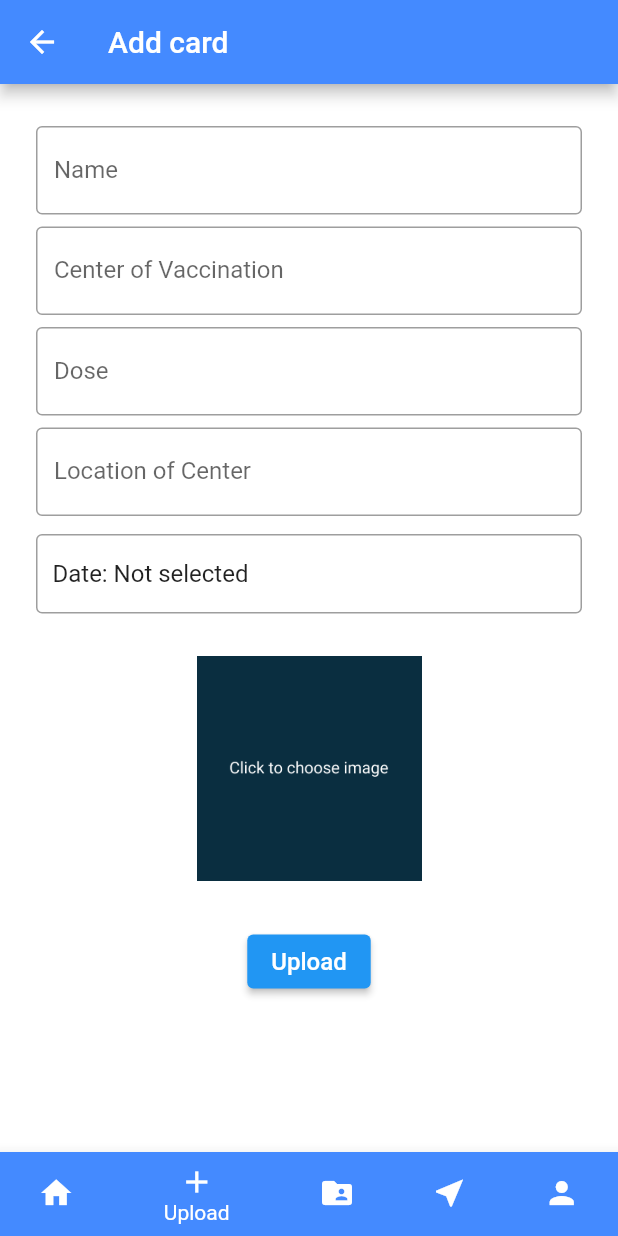
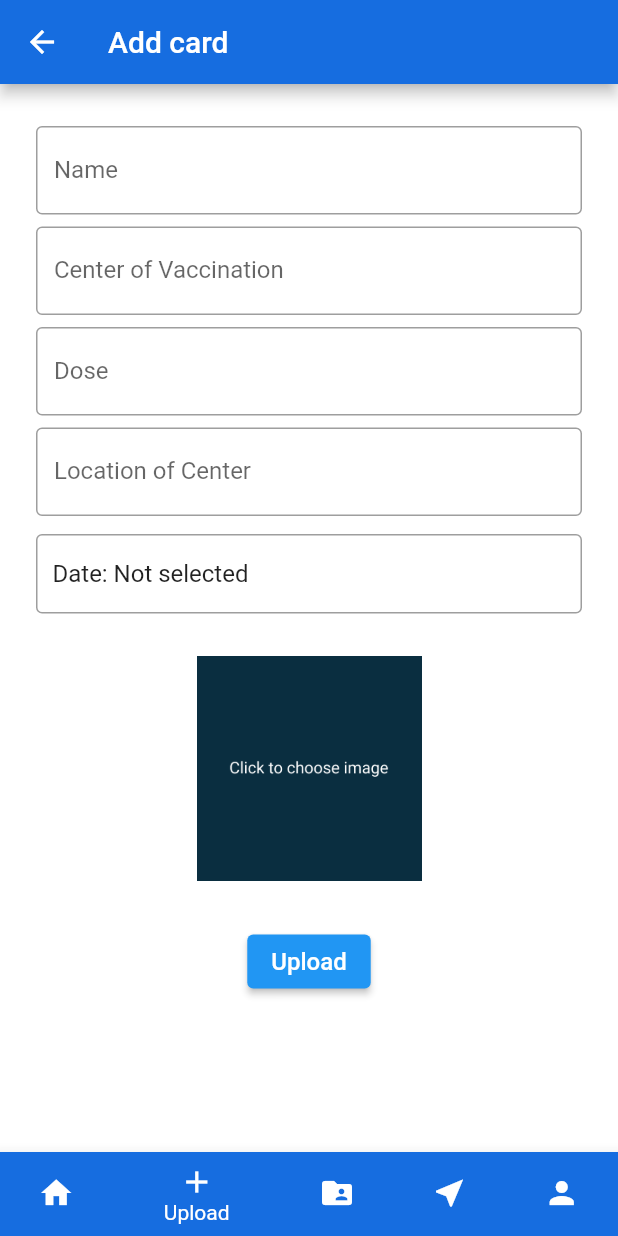
Before and after one commit to CovidVaccineCard/smart-vaxx-card-client, a Flutter app: the MainScreen screen opened directly, item 2 of the bottom bar chosen, on a phone screen of 412 x 824 dp. Run offline on Flutter 3.47's test engine with Material 2 defaults, Android fonts, the phone set to English and light mode, and no system bars; our stand-ins replace cloud_firestore, firebase_auth, firebase_core, firebase_storage, flutter_typeahead, image_cropper and 5 more; missing offline and left inert: cloud_firestore_web, firebase_auth_web, firebase_core_web, firebase_storage_web, flutter_keyboard_visibility_web, image_picker_for_web; accounts and stored records are empty; network calls fail.

Commit message:
status bar color

```diff
--- a/lib/screens/account/main.dart
+++ b/lib/screens/account/main.dart
@@ -27,8 +27,8 @@ class AccountScreen extends StatelessWidget {
   Widget build(BuildContext context) {
     return Scaffold(
       appBar: AppBar(
+        brightness: Brightness.dark,
         title: Text("Account"),
-        backgroundColor: Colors.blueAccent,
       ),
       body: getListView(context),
     );
--- a/lib/screens/home/main.dart
+++ b/lib/screens/home/main.dart
@@ -23,7 +23,7 @@ class _HomeScreenState extends State<HomeScreen> {
 
     return Scaffold(
       appBar: AppBar(
-        backgroundColor: kPrimaryColor,
+        brightness: Brightness.dark,
         elevation: 0,
         title: Text(
           "COVID-19 Tracker Live Data",
--- a/lib/screens/main/main.dart
+++ b/lib/screens/main/main.dart
@@ -1,5 +1,7 @@
 import 'package:firebase_auth/firebase_auth.dart';
 import 'package:flutter/material.dart';
+import 'package:flutter/services.dart';
+import 'package:smart_vaxx_card_client/constants.dart';
 import 'package:smart_vaxx_card_client/screens/account/main.dart';
 import 'package:smart_vaxx_card_client/screens/home/main.dart';
 import 'package:smart_vaxx_card_client/screens/info/loading.dart';
@@ -49,29 +51,29 @@ class _MainScreenState extends State<MainScreen> {
             bottomNavigationBar: BottomNavigationBar(
               items: [
                 BottomNavigationBarItem(
+                  backgroundColor: kPrimaryColor,
                   icon: Icon(Icons.home),
                   label: "Home",
-                  backgroundColor: Colors.blueAccent,
                 ),
                 BottomNavigationBarItem(
+                  backgroundColor: kPrimaryColor,
                   icon: Icon(Icons.add),
                   label: "Upload",
-                  backgroundColor: Colors.blueAccent,
                 ),
                 BottomNavigationBarItem(
+                  backgroundColor: kPrimaryColor,
                   icon: Icon(Icons.folder_shared),
                   label: "Card",
-                  backgroundColor: Colors.blueAccent,
                 ),
                 BottomNavigationBarItem(
+                  backgroundColor: kPrimaryColor,
                   icon: Icon(Icons.near_me_sharp),
                   label: "Center",
-                  backgroundColor: Colors.blueAccent,
                 ),
                 BottomNavigationBarItem(
+                  backgroundColor: kPrimaryColor,
                   icon: Icon(Icons.person),
                   label: "Account",
-                  backgroundColor: Colors.blueAccent,
                 ),
               ],
               currentIndex: _selected,
--- a/lib/screens/upload_form/main.dart
+++ b/lib/screens/upload_form/main.dart
@@ -159,8 +159,8 @@ class UploadFormScreenState extends State<UploadFormScreen> {
   Widget build(BuildContext context) {
     return Scaffold(
       appBar: AppBar(
+        brightness: Brightness.dark,
         title: Text("Add card"),
-        backgroundColor: Colors.blueAccent,
       ),
       body: SingleChildScrollView(
         child: Container(
--- a/lib/screens/vaccination_center/main.dart
+++ b/lib/screens/vaccination_center/main.dart
@@ -10,8 +10,8 @@ class VaccinationCenterScreen extends StatelessWidget {
   Widget build(BuildContext context) {
     return Scaffold(
       appBar: AppBar(
+        brightness: Brightness.dark,
         title: Text('Vaccine Card'),
-        backgroundColor: Colors.blueAccent,
       ),
       body: ListView.builder(
         itemCount: items.length,
```
Also changed, not shown: lib/main.dart (+7 -8 lines), lib/screens/add_card/main.dart (deleted, +0 -8 lines), lib/screens/center/main.dart (deleted, +0 -8 lines), lib/screens/vaxx_cards/main.dart (+15 -4 lines), lib/screens/view_card/main.dart (+20 -1 lines).
